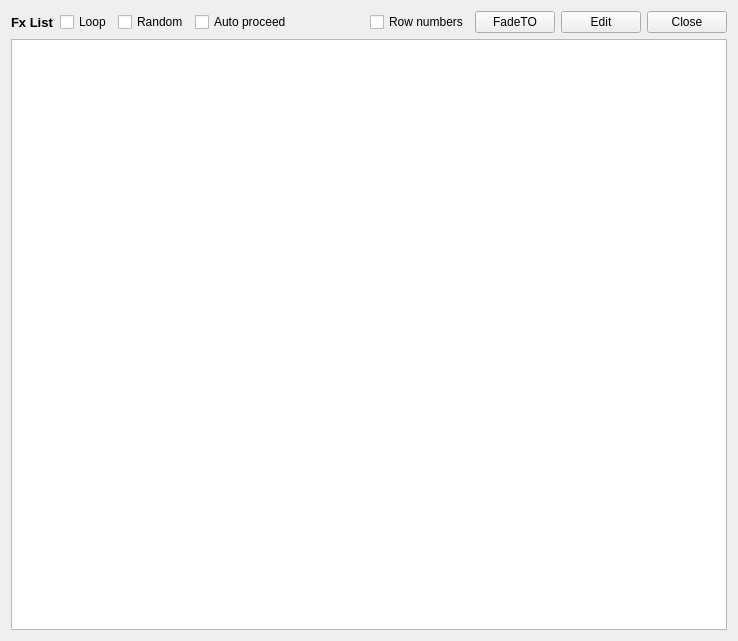
The window that StageRunner/gui/fxlistwidget.ui (Pit1966/StageRunner) describes before a commit, drawn with Qt 5.
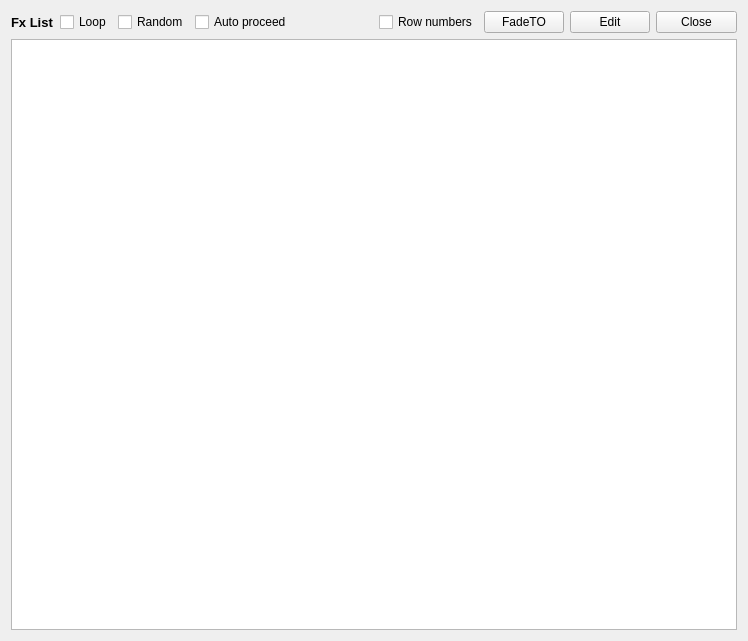
The same window after the commit. Custom widgets are drawn as their Qt base class.

```diff
--- a/StageRunner/gui/fxlistwidget.ui
+++ b/StageRunner/gui/fxlistwidget.ui
@@ -6,7 +6,7 @@
    <rect>
     <x>0</x>
     <y>0</y>
-    <width>738</width>
+    <width>748</width>
     <height>641</height>
    </rect>
   </property>
```
